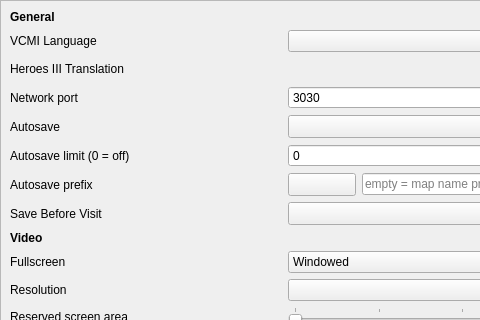
Before: the Qt Designer form launcher/settingsView/csettingsview_moc.ui in vcmi/vcmi, drawn with Qt 5; both pictures show x 0 to 480 and y 0 to 320 of the 745 by 708 pixel window.
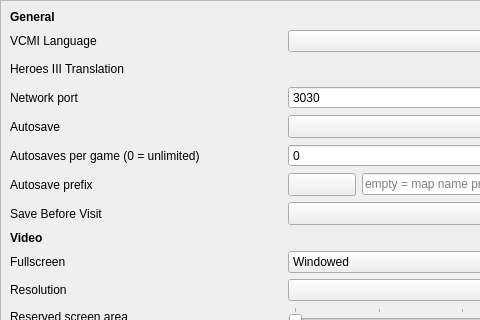
After: the same form once the commit is applied.

Commit message:
Organize autosaves by game session
Create one directory per game:
Saves/<map or campaign name> <start date> <index>/. Keep its identity
across reloads and all scenarios of a campaign. Random games use the
template name.

Name daily autosaves Autosave-<month><week><day>, for example
Autosave-123. Keep the newest configured number in each game directory,
using file modification time to find the oldest; 0 keeps all autosaves.

Disable the autosave count in the launcher when autosaves are off. Warn
before using an autosave filename for a manual save.

The edit to the form file:
```diff
--- a/launcher/settingsView/csettingsview_moc.ui
+++ b/launcher/settingsView/csettingsview_moc.ui
@@ -1212,7 +1212,7 @@
        <item row="7" column="0">
         <widget class="QLabel" name="labelAutoSaveLimit">
          <property name="text">
-          <string>Autosave limit (0 = off)</string>
+          <string>Autosaves per game (0 = unlimited)</string>
          </property>
         </widget>
        </item>
```
The commit also changes 23 other files.
